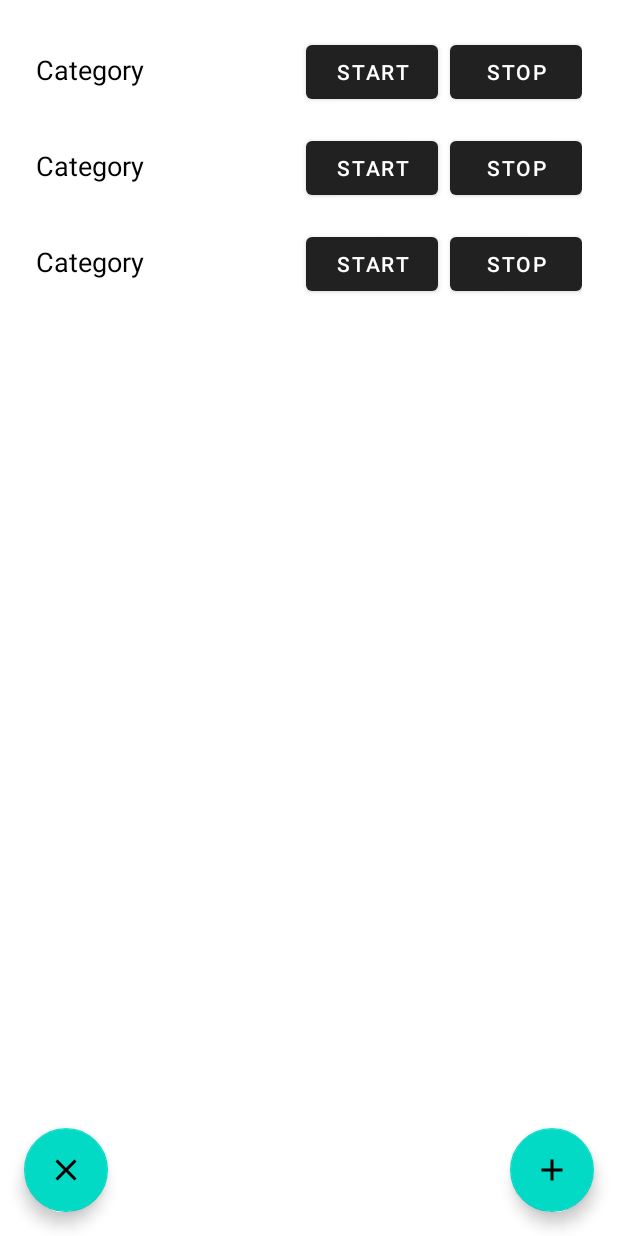
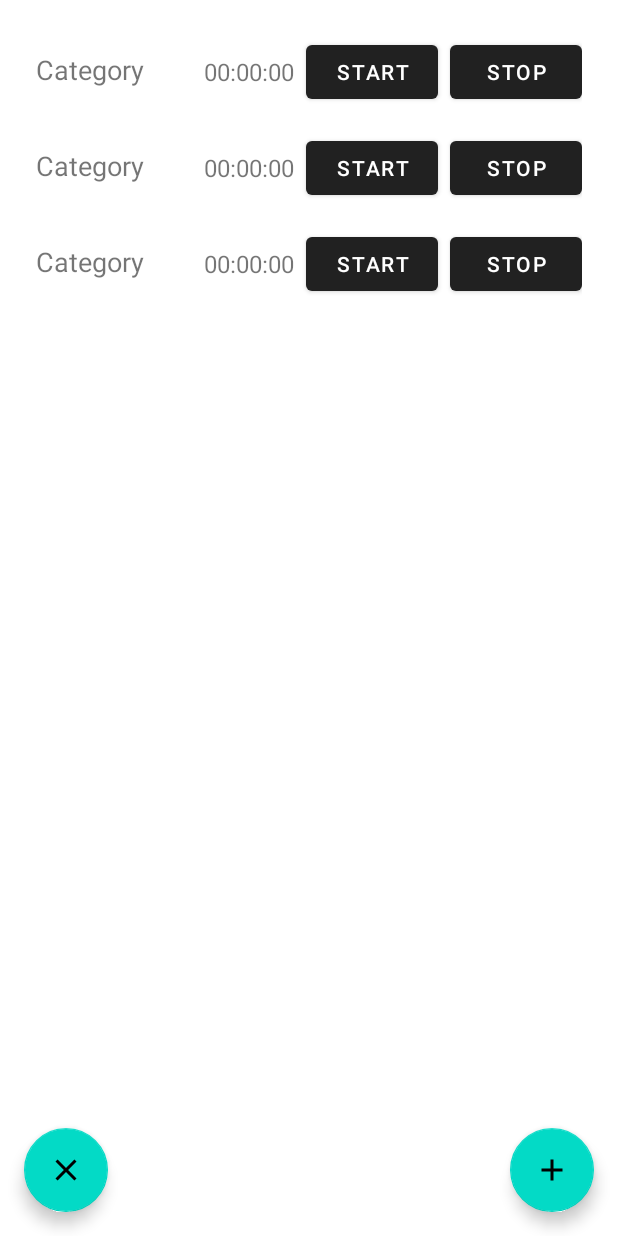
Before and after one commit to Vytalic/Learning, an Android app built with Jetpack Compose: the layout activity_main.xml on its own in the app's theme, with its tools: preview values and no code run, on a phone screen of 412 x 824 dp. Run offline under Robolectric (Android 15) with nearby library versions, the light colour scheme and no system bars.

Commit message:
Fix TODO's.

```diff
--- a/TimeKeeper/app/src/main/java/com/vytalitech/android/timekeeper/CategoryDao.kt
+++ b/TimeKeeper/app/src/main/java/com/vytalitech/android/timekeeper/CategoryDao.kt
@@ -20,4 +20,7 @@ interface CategoryDao {
 
     @Delete
     suspend fun deleteCategory(category: Category)
+
+    @Query("SELECT * FROM categories WHERE id = :categoryId LIMIT 1")
+    suspend fun getCategoryById(categoryId: Int): Category?
 }
--- a/TimeKeeper/app/src/main/res/layout/item_category.xml
+++ b/TimeKeeper/app/src/main/res/layout/item_category.xml
@@ -4,8 +4,7 @@
     android:orientation="horizontal"
     android:layout_width="match_parent"
     android:layout_height="wrap_content"
-    android:padding="8dp"
-    android:background="@color/white">
+    android:padding="8dp" >
 
     <TextView
         android:id="@+id/tvCategoryName"
@@ -13,8 +12,16 @@
         android:layout_height="wrap_content"
         android:layout_weight="1"
         android:text="@string/category"
-        android:textSize="18sp"
-        android:textColor="@color/black"/>
+        android:textSize="18sp" />
+
+    <TextView
+        android:id="@+id/tvTimeTracker"
+        android:layout_width="wrap_content"
+        android:layout_height="wrap_content"
+        android:text="@string/time_tracker"
+        android:textSize="16sp"
+        android:layout_margin="8dp"
+        android:layout_gravity="center_vertical" />
 
     <Button
         android:id="@+id/btnStart"
--- a/TimeKeeper/app/src/main/res/values/strings.xml
+++ b/TimeKeeper/app/src/main/res/values/strings.xml
@@ -5,5 +5,6 @@
     <string name="btn_stop">Stop</string>
     <string name="add_content_desc">Add Category</string>
     <string name="rem_content_desc">Remove Category</string>
+    <string name="time_tracker">00:00:00</string>
 
 </resources>
```
Also changed, not shown: TimeKeeper/app/src/main/java/com/vytalitech/android/timekeeper/CategoryAdapter.kt (+34 -1 lines), TimeKeeper/app/src/main/java/com/vytalitech/android/timekeeper/MainActivity.kt (+47 -40 lines), TimeKeeper/app/src/main/java/com/vytalitech/android/timekeeper/TimerViewModel.kt (added, +59 -0 lines), TimeKeeper/app/src/main/java/com/vytalitech/android/timekeeper/TimerViewModelFactory.kt (added, +14 -0 lines).
